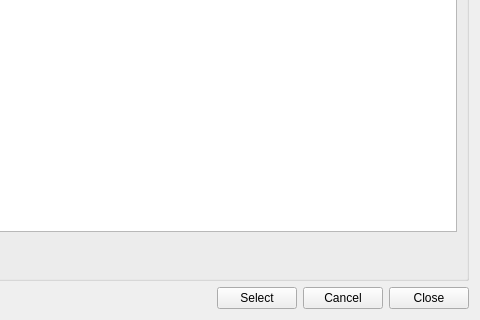
First picture: the form in SIM-VICUS/src/SVDatabaseEditDialog.ui, repository ghorwin/SIM-VICUS, before the edit; both pictures show x 848 to 1328 and y 495 to 815 of the 1328 by 815 pixel window.
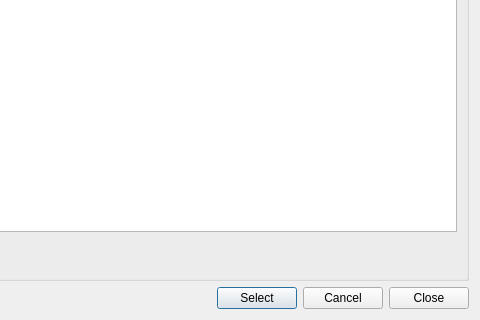
Second picture: the form after the edit. Icons and pictures are not drawn.

Commit message: select button should still be auto-default

What changed in the file:
```diff
--- a/SIM-VICUS/src/SVDatabaseEditDialog.ui
+++ b/SIM-VICUS/src/SVDatabaseEditDialog.ui
@@ -189,7 +189,7 @@
         <string>Select</string>
        </property>
        <property name="autoDefault">
-        <bool>false</bool>
+        <bool>true</bool>
        </property>
       </widget>
      </item>
```
